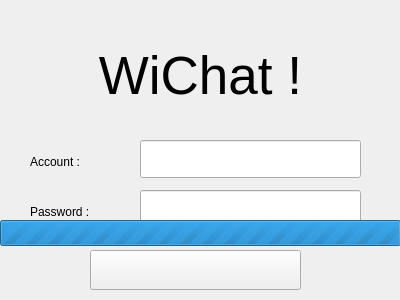
The window that src/loginwindow.ui (zwpwjwtz/Wichat-qt) describes before a commit, drawn with Qt 5.
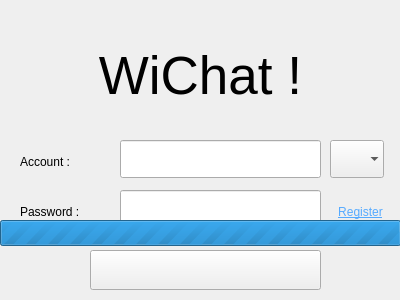
The same window after the commit. Icons and pictures are not drawn.

Commit message: Support setting account state during login.

What changed in the file:
```diff
--- a/src/loginwindow.ui
+++ b/src/loginwindow.ui
@@ -49,7 +49,7 @@
     <rect>
      <x>90</x>
      <y>250</y>
-     <width>211</width>
+     <width>231</width>
      <height>40</height>
     </rect>
    </property>
@@ -89,9 +89,9 @@
    <widget class="QLineEdit" name="textPassword">
     <property name="geometry">
      <rect>
-      <x>140</x>
+      <x>120</x>
       <y>70</y>
-      <width>221</width>
+      <width>201</width>
       <height>38</height>
      </rect>
     </property>
@@ -102,7 +102,7 @@
    <widget class="QLabel" name="labelAccount">
     <property name="geometry">
      <rect>
-      <x>30</x>
+      <x>20</x>
       <y>30</y>
       <width>101</width>
       <height>24</height>
@@ -115,7 +115,7 @@
    <widget class="QLabel" name="labelPassword">
     <property name="geometry">
      <rect>
-      <x>30</x>
+      <x>20</x>
       <y>80</y>
       <width>101</width>
       <height>24</height>
@@ -128,13 +128,48 @@
    <widget class="QLineEdit" name="textID">
     <property name="geometry">
      <rect>
-      <x>140</x>
+      <x>120</x>
       <y>20</y>
-      <width>221</width>
+      <width>201</width>
       <height>38</height>
      </rect>
     </property>
    </widget>
+   <widget class="QLabel" name="labelRegister">
+    <property name="geometry">
+     <rect>
+      <x>320</x>
+      <y>80</y>
+      <width>81</width>
+      <height>24</height>
+     </rect>
+    </property>
+    <property name="text">
+     <string>&lt;html&gt;&lt;head/&gt;&lt;body&gt;&lt;p&gt;&lt;span style=&quot; text-decoration: underline; color:#55aaff;&quot;&gt;Register&lt;/span&gt;&lt;/p&gt;&lt;/body&gt;&lt;/html&gt;</string>
+    </property>
+    <property name="alignment">
+     <set>Qt::AlignCenter</set>
+    </property>
+   </widget>
+   <widget class="QComboBox" name="comboLoginState">
+    <property name="geometry">
+     <rect>
+      <x>330</x>
+      <y>20</y>
+      <width>54</width>
+      <height>38</height>
+     </rect>
+    </property>
+    <property name="iconSize">
+     <size>
+      <width>24</width>
+      <height>24</height>
+     </size>
+    </property>
+    <property name="frame">
+     <bool>false</bool>
+    </property>
+   </widget>
   </widget>
   <widget class="QFrame" name="frameProgress">
    <property name="geometry">
```
The commit also changes 15 other files.
